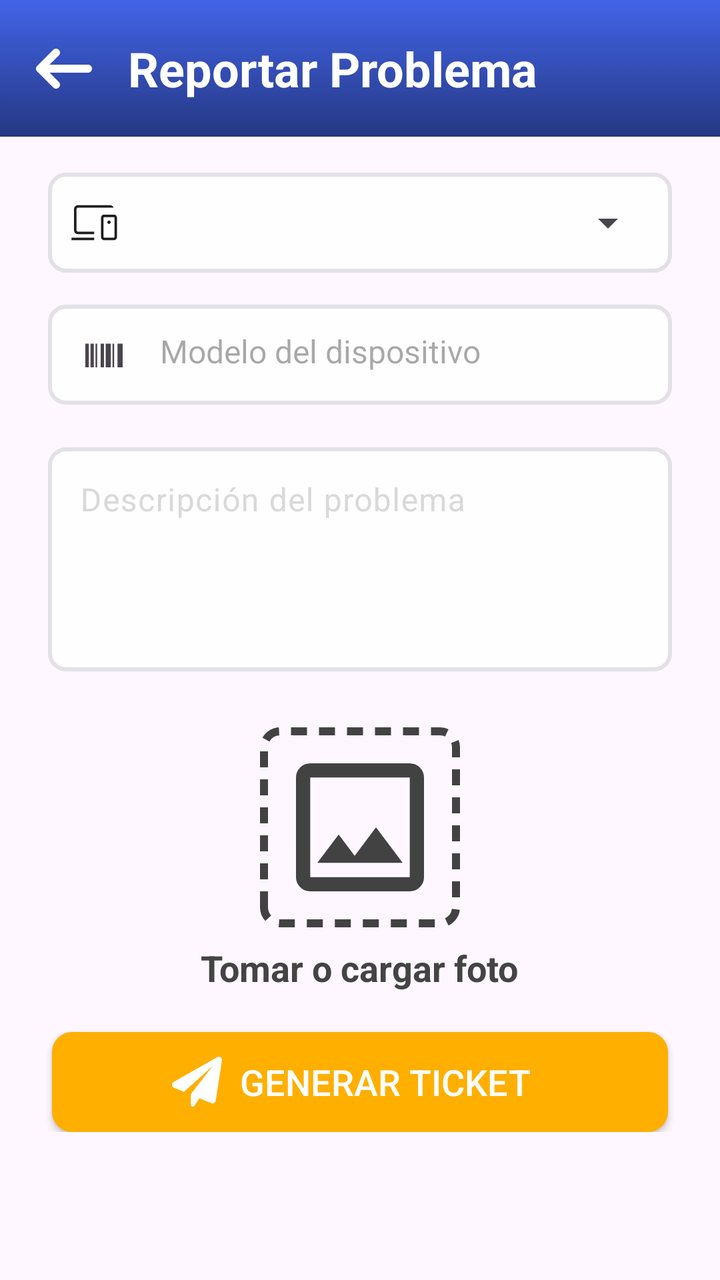
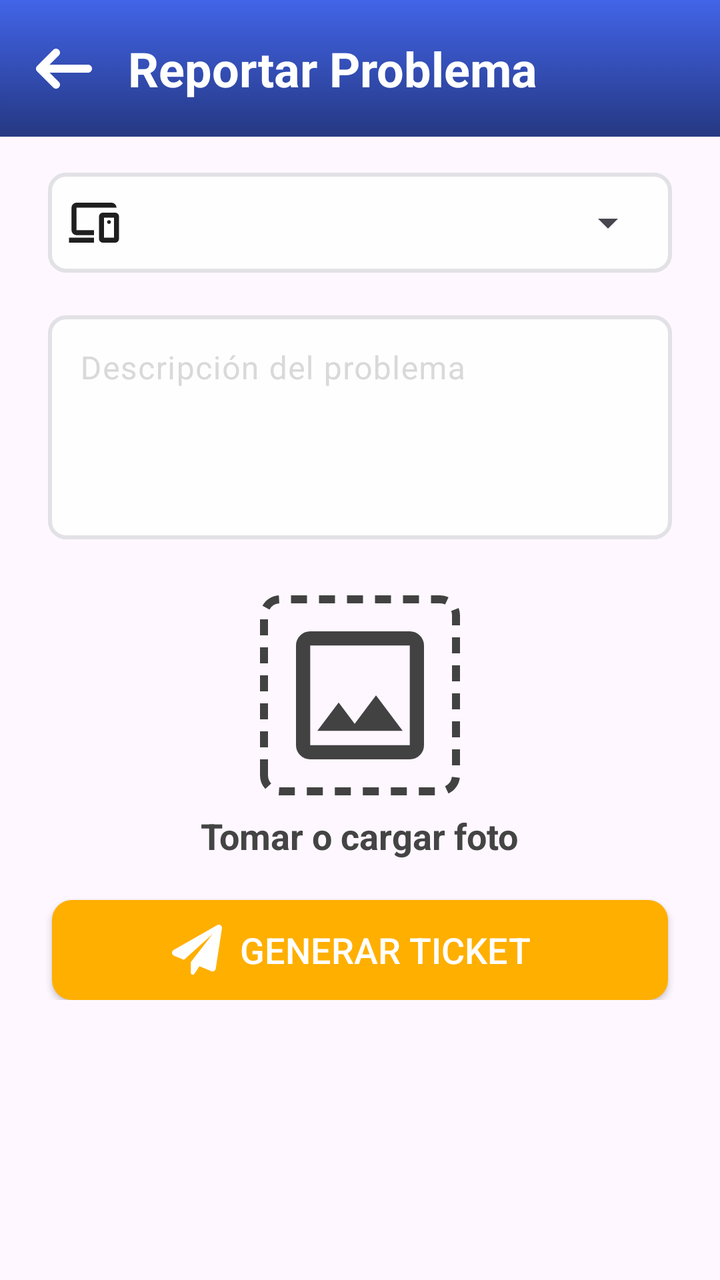

Before-and-after screenshots of an Android layout around one commit, followed by the original layout XML and the change that was made.
<!-- AndroidManifest.xml: application theme Theme.ReparApp -->
<!-- res/layout/fragment_ticket.xml -->
<?xml version="1.0" encoding="utf-8"?>
<LinearLayout
    xmlns:android="http://schemas.android.com/apk/res/android"
    android:layout_width="match_parent"
    android:layout_height="match_parent"
    xmlns:app="http://schemas.android.com/apk/res-auto"
    android:orientation="vertical"
    >

    <androidx.constraintlayout.widget.ConstraintLayout
        android:id="@+id/headerLayout"
        android:layout_width="match_parent"
        android:layout_height="wrap_content"
        android:background="@drawable/bg_fondo"
        android:gravity="center_vertical"
        android:orientation="horizontal"
        android:paddingHorizontal="16dp"
        android:paddingVertical="18dp"
        >

        <ImageView
            android:id="@+id/img_flecha_back"
            android:layout_width="wrap_content"
            android:layout_height="wrap_content"
            app:layout_constraintStart_toStartOf="parent"
            app:layout_constraintTop_toTopOf="parent"
            app:layout_constraintBottom_toBottomOf="parent"
            android:src="@drawable/icon_arrow_back"
            />

        <TextView
            android:id="@+id/tv_titulo_home"
            android:layout_width="wrap_content"
            android:layout_height="wrap_content"
            android:layout_marginStart="16dp"
            android:text="Reportar Problema"
            android:textColor="@android:color/white"
            android:textSize="24sp"
            android:textStyle="bold"
            app:layout_constraintStart_toEndOf="@id/img_flecha_back"
            app:layout_constraintTop_toTopOf="parent" />
    </androidx.constraintlayout.widget.ConstraintLayout>

    <ScrollView
        android:layout_width="match_parent"
        android:layout_height="wrap_content"
        android:layout_marginHorizontal="16dp"
        >

        <LinearLayout
            android:layout_width="match_parent"
            android:layout_height="wrap_content"
            android:orientation="vertical"
            android:layout_marginTop="10dp"
            >

            <LinearLayout
                android:layout_width="match_parent"
                android:layout_height="50dp"
                android:layout_margin="8dp"
                android:background="@drawable/item_text_field"
                android:gravity="start|center"
                android:orientation="horizontal"
                android:padding="8dp">

                <ImageView
                    android:layout_width="30dp"
                    android:layout_height="30dp"
                    android:layout_gravity="center_vertical"
                    android:layout_marginEnd="12dp"
                    android:contentDescription="Icono tipo dispositivo"
                    android:src="@drawable/icon_device_text" />

                
                <Spinner
                    android:id="@+id/spinner_tipo_dispositivo"
                    android:layout_width="0dp"
                    android:layout_height="match_parent"
                    android:layout_weight="1"
                    android:prompt="@string/prompt_tipo_dispositivo" />
            </LinearLayout>

            <EditText
                android:id="@+id/et_modelo_dispositivo"
                android:layout_width="match_parent"
                android:layout_height="50dp"
                android:layout_margin="8dp"
                android:layout_weight="1"
                android:textSize="16sp"
                android:textColor="#D9D9D9"
                android:background="@drawable/item_text_field"
                android:drawableStart="@drawable/icon_barcode"
                android:drawablePadding="16dp"
                android:drawableTint="#49454F"
                android:ems="10"
                android:hint="Modelo del dispositivo"
                android:inputType="text"
                android:padding="16dp"
                app:layout_constraintTop_toBottomOf="@+id/head" />

            <com.google.android.material.textfield.TextInputLayout
                android:id="@+id/layoutDescripcion"
                android:layout_width="match_parent"
                android:layout_height="wrap_content"
                android:layout_margin="8dp"
                android:textColorHint="#D9D9D9"
                android:hint="Descripción del problema">

                <com.google.android.material.textfield.TextInputEditText
                    android:id="@+id/et_descripcion_problema"
                    android:layout_width="match_parent"
                    android:layout_height="112dp"
                    android:background="@drawable/item_text_field"
                    android:gravity="top|start"
                    android:inputType="textMultiLine"
                    android:maxLines="6"
                    android:minLines="3" />
            </com.google.android.material.textfield.TextInputLayout>


            <FrameLayout
                android:id="@+id/frame_adjuntar_foto"
                android:layout_width="100dp"
                android:layout_height="100dp"
                android:background="@drawable/dashed_border"
                android:clickable="true"
                android:focusable="true"
                android:layout_gravity="center"
                android:layout_marginTop="20dp"
                >
                <ImageView
                    android:id="@+id/img_preview_foto"
                    android:layout_width="64dp"
                    android:layout_height="64dp"
                    android:layout_gravity="center"
                    android:contentDescription="Seleccionar imagen"
                    android:src="@drawable/photo" />
            </FrameLayout>

            <TextView
                android:layout_width="wrap_content"
                android:layout_height="wrap_content"
                android:layout_marginTop="8dp"
                android:text="Tomar o cargar foto"
                android:textColor="#444444"
                android:textSize="18sp"
                android:textStyle="bold"
                android:layout_gravity="center"
                />


            <androidx.appcompat.widget.AppCompatButton
                android:layout_width="match_parent"
                android:layout_height="50dp"
                android:layout_marginHorizontal="10dp"
                android:drawableStart="@drawable/icon_plane"
                android:layout_marginTop="20dp"
                android:text="Generar Ticket"
                android:textColor="@color/white"
                android:paddingHorizontal="60dp"
                android:background="@drawable/bg_button"
                android:textSize="18dp"
                />

        </LinearLayout>
    </ScrollView>


</LinearLayout>
<!-- resources referenced by this layout -->
<resources>
  <color name="white">#FFFFFFFF</color>
  <!-- drawable bg_button (drawable) -->
  <?xml version="1.0" encoding="utf-8"?>
  <selector xmlns:android="http://schemas.android.com/apk/res/android">
      <item>
          <shape android:shape="rectangle">
              <solid android:color="#FFAF00"/>
              <corners android:radius="10dp"/>
          </shape>
      </item>
  </selector>
  <!-- drawable bg_fondo (drawable) -->
  <?xml version="1.0" encoding="utf-8"?>
  <selector xmlns:android="http://schemas.android.com/apk/res/android">
      <item>
          <shape android:shape="rectangle">
              <gradient
                  android:type="linear"
                  android:angle="270"
                  android:startColor="#4264E8"
                  android:endColor="#253882" />
          </shape>
      </item>
  </selector>
  <!-- drawable dashed_border (drawable) -->
  <?xml version="1.0" encoding="utf-8"?>
  <shape xmlns:android="http://schemas.android.com/apk/res/android" android:shape="rectangle">
      <solid android:color="@android:color/transparent"/>
      <stroke
          android:width="4dp"
          android:color="#424242"
          android:dashWidth="8dp"
          android:dashGap="6dp"/>
      <corners android:radius="8dp"/>
  </shape>
  <!-- drawable icon_barcode (drawable) -->
  <vector xmlns:android="http://schemas.android.com/apk/res/android"
      android:width="24dp"
      android:height="24dp"
      android:viewportWidth="960"
      android:viewportHeight="960">
    <path
        android:pathData="M107.69,732.31v-473.85h67.69v473.85h-67.69ZM209.23,732.31v-473.85h67.69v473.85h-67.69ZM310.77,732.31v-473.85h33.85v473.85h-33.85ZM412.31,732.31v-473.85L480,258.46v473.85h-67.69ZM513.85,732.31v-473.85h101.53v473.85L513.85,732.31ZM649.23,732.31v-473.85h33.85v473.85h-33.85ZM750.77,732.31v-473.85h101.54v473.85L750.77,732.31Z"
        android:fillColor="#1f1f1f"/>
  </vector>
  <!-- drawable icon_device_text (drawable) -->
  <vector xmlns:android="http://schemas.android.com/apk/res/android"
      android:width="24dp"
      android:height="24dp"
      android:viewportWidth="960"
      android:viewportHeight="960">
    <path
        android:pathData="M481.54,432.31ZM120,760v-40h361.54v40L120,760ZM224.62,664.62q-27.62,0 -46.12,-18.5Q160,627.62 160,600v-335.38q0,-27.62 18.5,-46.12Q197,200 224.62,200h510.76q20.7,0 36.5,11.19 15.81,11.19 21.97,28.81L224.62,240q-9.24,0 -16.93,7.69 -7.69,7.69 -7.69,16.93L200,600q0,9.23 7.69,16.92 7.69,7.7 16.93,7.7h256.92v40L224.62,664.62ZM807.69,706.92v-303.07q0,-5.39 -3.84,-9.23 -3.85,-3.85 -9.23,-3.85L645.38,390.77q-5.38,0 -9.23,3.85 -3.84,3.84 -3.84,9.23v303.07q0,5.39 3.84,9.23Q640,720 645.38,720h149.24q5.38,0 9.23,-3.85 3.84,-3.84 3.84,-9.23ZM640.77,760q-20.19,0 -34.33,-14.13 -14.13,-14.14 -14.13,-34.33v-312.31q0,-20.19 14.13,-34.33 14.14,-14.13 34.33,-14.13h158.46q20.19,0 34.33,14.13 14.13,14.14 14.13,34.33v312.31q0,20.19 -14.13,34.33Q819.42,760 799.23,760L640.77,760ZM719.86,500q11.6,0 19.33,-8.03 7.73,-8.04 7.73,-18.75 0,-11.6 -7.72,-19.34 -7.72,-7.73 -19.53,-7.73 -10.9,0 -18.75,7.73 -7.84,7.72 -7.84,19.53 0,10.9 8.03,18.74 8.03,7.85 18.75,7.85ZM720,555.38Z"
        android:fillColor="#1f1f1f"/>
  </vector>
  <!-- drawable item_text_field (drawable) -->
  <?xml version="1.0" encoding="utf-8"?>
  <selector xmlns:android="http://schemas.android.com/apk/res/android">
  
      <item>
          <shape android:shape="rectangle">
              <solid android:color="#FEFEFE"/>
              <corners android:radius="8dp"/>
              <stroke android:width="2dp" android:color="#E2E1E5"/>
          </shape>
      </item>
  </selector>
  <string name="prompt_tipo_dispositivo">Tipo de dispositivo</string>
  <style name="Theme.ReparApp" parent="Base.Theme.ReparApp" />
  <style name="Base.Theme.ReparApp" parent="Theme.Material3.DayNight.NoActionBar">
          
          
      </style>
  <!-- unchanged entries left out for length: 3 -->
</resources>

<!-- the commit's change to res/layout/fragment_ticket.xml (unified diff, before → after) -->
@@ -80,23 +80,7 @@
                     android:prompt="@string/prompt_tipo_dispositivo" />
             </LinearLayout>
 
-            <EditText
-                android:id="@+id/et_modelo_dispositivo"
-                android:layout_width="match_parent"
-                android:layout_height="50dp"
-                android:layout_margin="8dp"
-                android:layout_weight="1"
-                android:textSize="16sp"
-                android:textColor="#D9D9D9"
-                android:background="@drawable/item_text_field"
-                android:drawableStart="@drawable/icon_barcode"
-                android:drawablePadding="16dp"
-                android:drawableTint="#49454F"
-                android:ems="10"
-                android:hint="Modelo del dispositivo"
-                android:inputType="text"
-                android:padding="16dp"
-                app:layout_constraintTop_toBottomOf="@+id/head" />
+
 
             <com.google.android.material.textfield.TextInputLayout
                 android:id="@+id/layoutDescripcion"
<!-- resource entries referenced after the edit -->
@@ -35,16 +35,6 @@
           android:dashGap="6dp"/>
       <corners android:radius="8dp"/>
   </shape>
-  <!-- drawable icon_barcode (drawable) -->
-  <vector xmlns:android="http://schemas.android.com/apk/res/android"
-      android:width="24dp"
-      android:height="24dp"
-      android:viewportWidth="960"
-      android:viewportHeight="960">
-    <path
-        android:pathData="M107.69,732.31v-473.85h67.69v473.85h-67.69ZM209.23,732.31v-473.85h67.69v473.85h-67.69ZM310.77,732.31v-473.85h33.85v473.85h-33.85ZM412.31,732.31v-473.85L480,258.46v473.85h-67.69ZM513.85,732.31v-473.85h101.53v473.85L513.85,732.31ZM649.23,732.31v-473.85h33.85v473.85h-33.85ZM750.77,732.31v-473.85h101.54v473.85L750.77,732.31Z"
-        android:fillColor="#1f1f1f"/>
-  </vector>
   <!-- drawable icon_device_text (drawable) -->
   <vector xmlns:android="http://schemas.android.com/apk/res/android"
       android:width="24dp"
@@ -52,7 +42,7 @@
       android:viewportWidth="960"
       android:viewportHeight="960">
     <path
-        android:pathData="M481.54,432.31ZM120,760v-40h361.54v40L120,760ZM224.62,664.62q-27.62,0 -46.12,-18.5Q160,627.62 160,600v-335.38q0,-27.62 18.5,-46.12Q197,200 224.62,200h510.76q20.7,0 36.5,11.19 15.81,11.19 21.97,28.81L224.62,240q-9.24,0 -16.93,7.69 -7.69,7.69 -7.69,16.93L200,600q0,9.23 7.69,16.92 7.69,7.7 16.93,7.7h256.92v40L224.62,664.62ZM807.69,706.92v-303.07q0,-5.39 -3.84,-9.23 -3.85,-3.85 -9.23,-3.85L645.38,390.77q-5.38,0 -9.23,3.85 -3.84,3.84 -3.84,9.23v303.07q0,5.39 3.84,9.23Q640,720 645.38,720h149.24q5.38,0 9.23,-3.85 3.84,-3.84 3.84,-9.23ZM640.77,760q-20.19,0 -34.33,-14.13 -14.13,-14.14 -14.13,-34.33v-312.31q0,-20.19 14.13,-34.33 14.14,-14.13 34.33,-14.13h158.46q20.19,0 34.33,14.13 14.13,14.14 14.13,34.33v312.31q0,20.19 -14.13,34.33Q819.42,760 799.23,760L640.77,760ZM719.86,500q11.6,0 19.33,-8.03 7.73,-8.04 7.73,-18.75 0,-11.6 -7.72,-19.34 -7.72,-7.73 -19.53,-7.73 -10.9,0 -18.75,7.73 -7.84,7.72 -7.84,19.53 0,10.9 8.03,18.74 8.03,7.85 18.75,7.85ZM720,555.38Z"
+        android:pathData="M480,420ZM80,800v-80h400v80L80,800ZM200,680q-33,0 -56.5,-23.5T120,600v-360q0,-33 23.5,-56.5T200,160h560q33,0 56.5,23.5T840,240L200,240v360h280v80L200,680ZM800,720v-320L640,400v320h160ZM620,800q-25,0 -42.5,-17.5T560,740v-360q0,-25 17.5,-42.5T620,320h200q25,0 42.5,17.5T880,380v360q0,25 -17.5,42.5T820,800L620,800ZM720,500q13,0 21.5,-9t8.5,-21q0,-13 -8.5,-21.5T720,440q-12,0 -21,8.5t-9,21.5q0,12 9,21t21,9ZM720,560Z"
         android:fillColor="#1f1f1f"/>
   </vector>
   <!-- drawable item_text_field (drawable) -->
